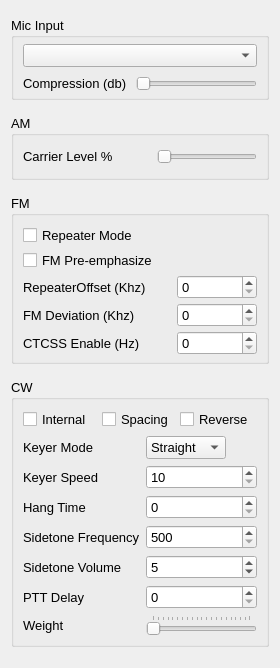
First picture: the form in Source/src/UI/tx_settings_dialog.ui, repository zl2brg/cudaSDR, before the edit.
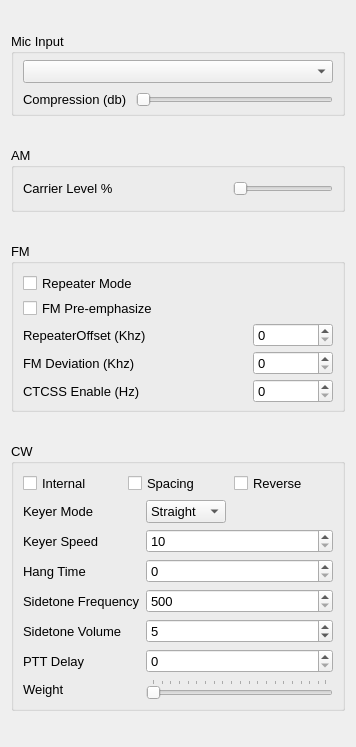
Second picture: the form after the edit.

```diff
--- a/Source/src/UI/tx_settings_dialog.ui
+++ b/Source/src/UI/tx_settings_dialog.ui
@@ -6,8 +6,8 @@
    <rect>
     <x>0</x>
     <y>0</y>
-    <width>280</width>
-    <height>668</height>
+    <width>356</width>
+    <height>747</height>
    </rect>
   </property>
   <property name="sizePolicy">
@@ -16,6 +16,12 @@
     <verstretch>0</verstretch>
    </sizepolicy>
   </property>
+  <property name="minimumSize">
+   <size>
+    <width>348</width>
+    <height>0</height>
+   </size>
+  </property>
   <property name="maximumSize">
    <size>
     <width>16777215</width>
```
